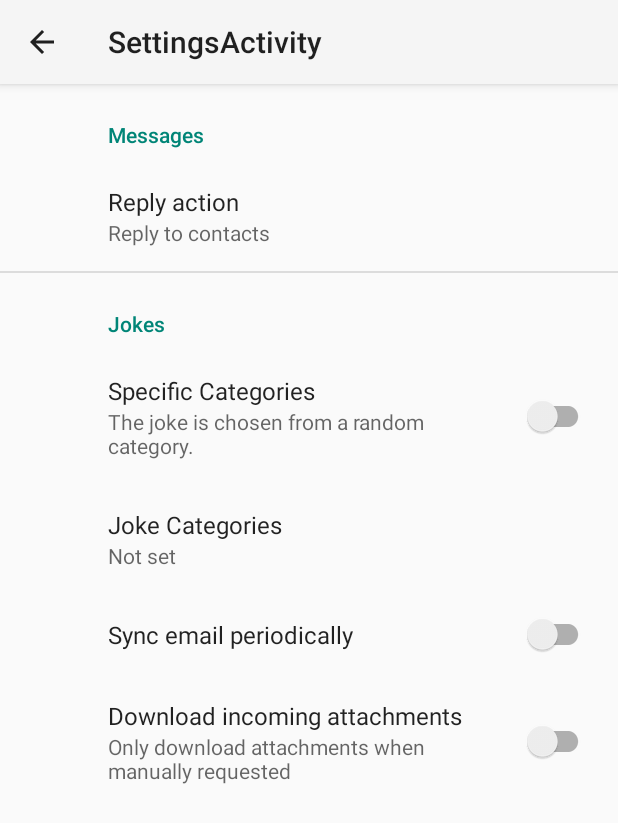
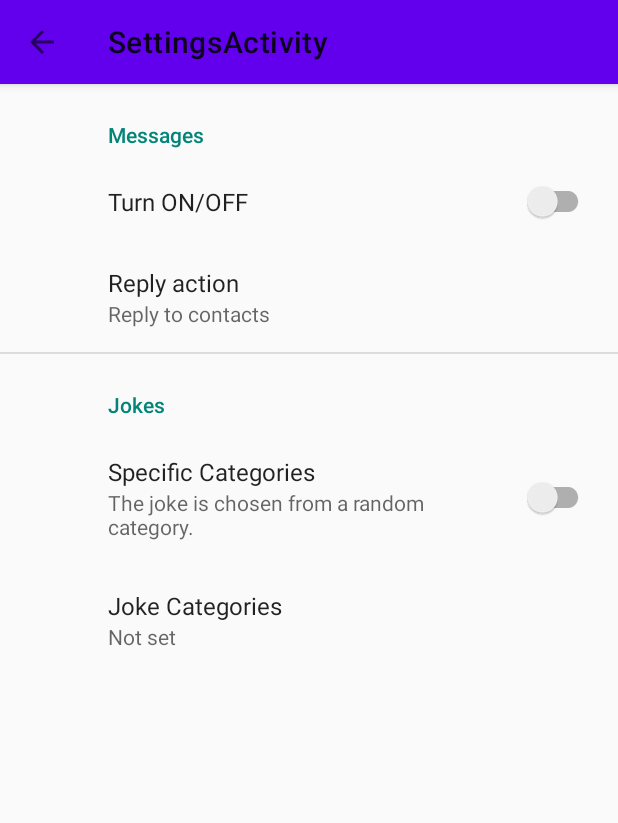
Before and after one commit to matemeglecz/FunnyAutoReply, an Android app: the screen it shows after launch (SettingsActivity), after a tap on "settings", on a phone screen of 412 x 824 dp. Shown: the top 823 px of the screen. Run offline under Robolectric (Android 15) with nearby library versions, the phone set to English and light mode, and no system bars; our stand-ins replace androidx.preference.

Commit message:
contact category check

```diff
--- a/app/build.gradle
+++ b/app/build.gradle
@@ -1,6 +1,7 @@
 plugins {
     id 'com.android.application'
     id 'kotlin-android'
+    id 'kotlin-kapt'
 }
 
 android {
@@ -51,4 +52,9 @@ dependencies {
     implementation "com.squareup.retrofit2:converter-gson:$retrofit_version"
     implementation 'com.github.bumptech.glide:glide:4.12.0'
     annotationProcessor 'com.github.bumptech.glide:compiler:4.12.0'
+
+    def room_version = "2.3.0"
+    implementation "androidx.room:room-runtime:$room_version"
+    implementation "androidx.room:room-ktx:$room_version"
+    kapt "androidx.room:room-compiler:$room_version"
 }
--- a/app/src/main/AndroidManifest.xml
+++ b/app/src/main/AndroidManifest.xml
@@ -6,6 +6,7 @@
     <uses-permission android:name="android.permission.SEND_SMS" />
     <uses-permission android:name="android.permission.READ_CALL_LOG"/>
     <uses-permission android:name="android.permission.INTERNET" />
+    <uses-permission android:name="android.permission.READ_CONTACTS" />
 
     <application
         android:allowBackup="true"
--- a/app/src/main/java/com/funnyautoreply/MainActivity.kt
+++ b/app/src/main/java/com/funnyautoreply/MainActivity.kt
@@ -12,16 +12,22 @@ import androidx.core.content.ContextCompat
 import android.view.Menu
 import android.view.MenuItem
 import android.view.SubMenu
+import android.widget.ToggleButton
+import androidx.preference.PreferenceManager
+import androidx.preference.SwitchPreferenceCompat
 import com.funnyautoreply.databinding.ActivityMainBinding
+import com.funnyautoreply.databinding.SettingsActivityBinding
 
 
 class MainActivity : AppCompatActivity() {
 
     private lateinit var binding: ActivityMainBinding
+    private lateinit var bindingSettings: SettingsActivityBinding
 
     override fun onCreate(savedInstanceState: Bundle?) {
         super.onCreate(savedInstanceState)
         binding= ActivityMainBinding.inflate(layoutInflater)
+        bindingSettings = SettingsActivityBinding.inflate(layoutInflater)
         setContentView(binding.root)
         setSupportActionBar(binding.toolbar)
         //binding.toolbar.setBackgroundColor(Color.parseColor("#80000000"));
@@ -80,19 +86,29 @@ class MainActivity : AppCompatActivity() {
             }
         }
 
-        ActivityCompat.requestPermissions(this, arrayOf(Manifest.permission.READ_PHONE_STATE, Manifest.permission.READ_CALL_LOG, Manifest.permission.SEND_SMS), 1)
+        if (ContextCompat.checkSelfPermission(this,
+                Manifest.permission.READ_CONTACTS) != PackageManager.PERMISSION_GRANTED) {
+            if (ActivityCompat.shouldShowRequestPermissionRationale(this, Manifest.permission.READ_CONTACTS)) {
+                Toast.makeText(this, "I need it for contacts", Toast.LENGTH_LONG).show()
+            }
+        }
+
+        ActivityCompat.requestPermissions(this, arrayOf(Manifest.permission.READ_PHONE_STATE, Manifest.permission.READ_CALL_LOG, Manifest.permission.SEND_SMS, Manifest.permission.READ_CONTACTS), 1)
     }
 
     override fun onRequestPermissionsResult(requestCode: Int, permissions: Array<String>, grantResults: IntArray) {
         super.onRequestPermissionsResult(requestCode, permissions, grantResults)
-
+        val sharedPref = PreferenceManager.getDefaultSharedPreferences(this)
         when (requestCode) {
             1  -> {
                 if (grantResults.isNotEmpty() && grantResults[0] == PackageManager.PERMISSION_GRANTED) {
                     Toast.makeText(this, "READ_PHONE_STATE perm granted", Toast.LENGTH_SHORT).show()
                 } else {
                     Toast.makeText(this, "READ_PHONE_STATE perm NOT granted", Toast.LENGTH_SHORT).show()
-                    // disable on/off switch
+                    with (sharedPref.edit()) {
+                        putBoolean("reply_on_off", false)
+                        apply()
+                    }
                 }
                 if (grantResults.isNotEmpty() && grantResults[1] == PackageManager.PERMISSION_GRANTED) {
                     Toast.makeText(this, "READ_CALL_LOG perm granted", Toast.LENGTH_SHORT).show()
@@ -106,6 +122,12 @@ class MainActivity : AppCompatActivity() {
                     Toast.makeText(this, "SEND_SMS perm NOT granted", Toast.LENGTH_SHORT).show()
                     // disable on/off switch
                 }
+                if (grantResults.isNotEmpty() && grantResults[3] == PackageManager.PERMISSION_GRANTED) {
+                    Toast.makeText(this, "READ_CONTACTS perm granted", Toast.LENGTH_SHORT).show()
+                } else {
+                    Toast.makeText(this, "READ_CONTACTS perm NOT granted", Toast.LENGTH_SHORT).show()
+                    // disable on/off switch
+                }
             }
 
         }
--- a/app/src/main/res/layout/activity_main.xml
+++ b/app/src/main/res/layout/activity_main.xml
@@ -12,6 +12,7 @@
         android:layout_width="match_parent"
         android:layout_height="wrap_content"
         android:background="?attr/colorPrimary"
+        android:theme="@style/Theme.FunnyAutoReply"
         android:elevation="4dp"
         app:layout_constraintTop_toTopOf="parent" />
 
--- a/app/src/main/res/layout/settings_activity.xml
+++ b/app/src/main/res/layout/settings_activity.xml
@@ -10,8 +10,7 @@
         android:layout_height="?attr/actionBarSize"
         android:background="?attr/colorPrimary"
         android:elevation="4dp"
-        android:theme="@style/ThemeOverlay.AppCompat.ActionBar"
-        app:popupTheme="@style/ThemeOverlay.AppCompat.Light"/>
+        android:theme="@style/Theme.FunnyAutoReply"/>
 
     <FrameLayout
         android:id="@+id/settings"
--- a/app/src/main/res/values/strings.xml
+++ b/app/src/main/res/values/strings.xml
@@ -24,4 +24,9 @@
     <string name="any_category_title">Specific Categories</string>
     <string name="any_category_summary_off">The joke is chosen from a random category.</string>
     <string name="any_category_summary_on">The jokes are chosen from a list of specific categories.</string>
+    <string name="on_off_title">Turn ON/OFF</string>
+    <string name="reply_on_off_key">reply_on_off</string>
+    <string name="reply_key">reply_category</string>
+    <string name="any_category_key">any_category</string>
+    <string name="categories_key">categories</string>
 </resources>
--- a/app/src/main/res/xml/root_preferences.xml
+++ b/app/src/main/res/xml/root_preferences.xml
@@ -1,11 +1,15 @@
 <PreferenceScreen xmlns:app="http://schemas.android.com/apk/res-auto">
 
     <PreferenceCategory app:title="@string/messages_header">
+        <SwitchPreferenceCompat
+            app:key="@string/reply_on_off_key"
+            app:title="@string/on_off_title" />
+
         <ListPreference
             app:defaultValue="reply_contacts"
             app:entries="@array/reply_entries"
             app:entryValues="@array/reply_values"
-            app:key="reply"
+            app:key="@string/reply_key"
             app:title="@string/reply_title"
             app:useSimpleSummaryProvider="true" />
 
@@ -13,30 +17,18 @@
 
     <PreferenceCategory app:title="@string/joke_header">
         <SwitchPreferenceCompat
-            app:key="any_category"
+            app:key="@string/any_category_key"
             app:title="@string/any_category_title"
             app:summaryOff="@string/any_category_summary_off"
-            app:summaryOn="@string/any_category_summary_on"
-            />
+            app:summaryOn="@string/any_category_summary_on" />
 
         <MultiSelectListPreference
             app:dependency="any_category"
             app:entries="@array/category_entries"
             app:entryValues="@array/category_values"
-            app:key="category"
+            app:key="@string/categories_key"
             app:title="@string/category_title"
             app:useSimpleSummaryProvider="true" />
-
-        <SwitchPreferenceCompat
-            app:key="sync"
-            app:title="@string/sync_title" />
-
-        <SwitchPreferenceCompat
-            app:dependency="sync"
-            app:key="attachment"
-            app:summaryOff="@string/attachment_summary_off"
-            app:summaryOn="@string/attachment_summary_on"
-            app:title="@string/attachment_title" />
 
     </PreferenceCategory>
 
```
Also changed, not shown: app/src/main/java/com/funnyautoreply/IncomingCallReciever.kt (+11 -23 lines), app/src/main/java/com/funnyautoreply/SmsManager.kt (added, +79 -0 lines), app/src/main/java/com/funnyautoreply/data/Message.kt (added, +11 -0 lines), app/src/main/java/com/funnyautoreply/data/MessageDao.kt (added, +15 -0 lines), app/src/main/java/com/funnyautoreply/data/SentMessagesDatabase.kt (added, +21 -0 lines), app/src/main/java/com/funnyautoreply/network/NetworkManager.kt (+21 -4 lines).
